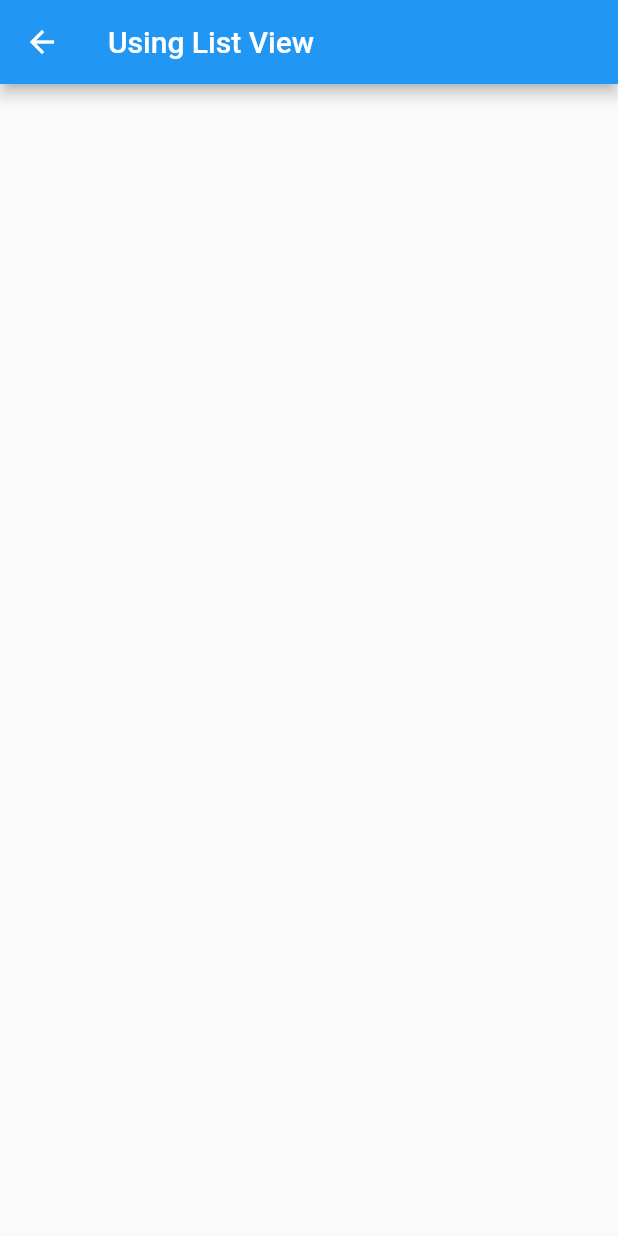
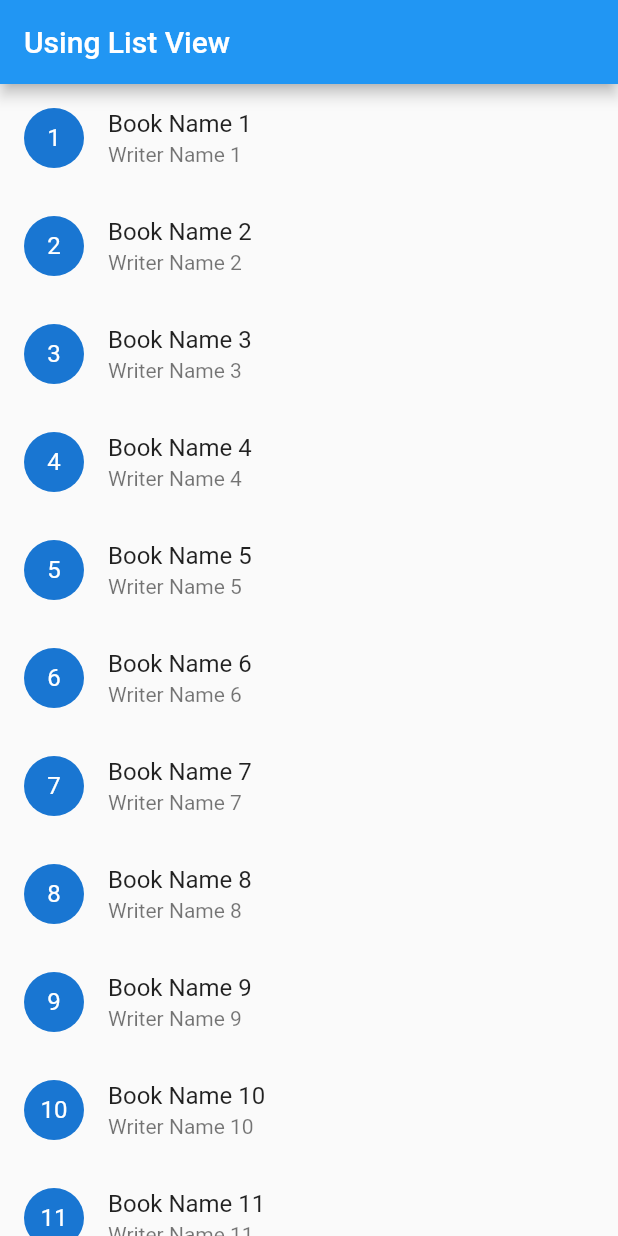
Before and after one commit to algonacci/list-type-widgets, a Flutter app: the UsingListView screen opened directly, on a phone screen of 412 x 824 dp. Run offline on Flutter 3.47's test engine with Material 2 defaults, Android fonts, the phone set to English and light mode, and no system bars.

Commit message:
learnt ListView

```diff
--- a/lib/card_list_tile.dart
+++ b/lib/card_list_tile.dart
@@ -28,8 +28,8 @@ class CardListTile extends StatelessWidget {
               ],
             ),
             ElevatedButton(
-              onPressed: () {},
-              child: Text('data'),
+              onPressed: () => Navigator.pushNamed(context, '/list-view'),
+              child: const Text('data'),
             ),
           ],
         ),
--- a/lib/list_view.dart
+++ b/lib/list_view.dart
@@ -1,15 +1,42 @@
 import 'package:flutter/material.dart';
 
 class UsingListView extends StatelessWidget {
-  const UsingListView({super.key});
-
+  UsingListView({super.key});
+  List<Book> allBooks = List.generate(
+    200,
+    (index) => Book(
+      index + 1,
+      'Book Name ${index + 1}',
+      'Writer Name ${index + 1}',
+    ),
+  );
   @override
   Widget build(BuildContext context) {
     return Scaffold(
       appBar: AppBar(
-        title: Text('Using List View'),
+        title: const Text('Using List View'),
       ),
-      body: Container(),
+      body: ListView(
+        children: allBooks
+            .map(
+              (Book book) => ListTile(
+                title: Text(book.name),
+                subtitle: Text(book.writer),
+                leading: CircleAvatar(
+                  child: Text(book.id.toString()),
+                ),
+              ),
+            )
+            .toList(),
+      ),
     );
   }
 }
+
+class Book {
+  final int id;
+  final String name;
+  final String writer;
+
+  Book(this.id, this.name, this.writer);
+}
--- a/lib/main.dart
+++ b/lib/main.dart
@@ -1,5 +1,6 @@
 import 'package:flutter/material.dart';
 import 'package:list_type_widgets/card_list_tile.dart';
+import 'package:list_type_widgets/list_view.dart';
 
 void main() {
   runApp(const MyApp());
@@ -15,7 +16,11 @@ class MyApp extends StatelessWidget {
       theme: ThemeData(
         primarySwatch: Colors.blue,
       ),
-      home: CardListTile(),
+      home: const CardListTile(),
+      routes: {
+        '/home': (context) => const CardListTile(),
+        '/list-view': (context) => UsingListView(),
+      },
     );
   }
 }
```
